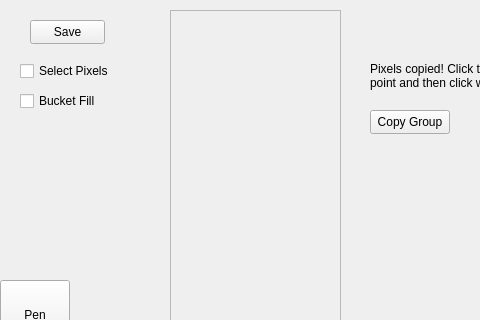
Old version of the form spriteeditor.ui in the repository 25hlarsen4/Sprite-Editor; both pictures show x 0 to 480 and y 0 to 320 of the 800 by 600 pixel window.
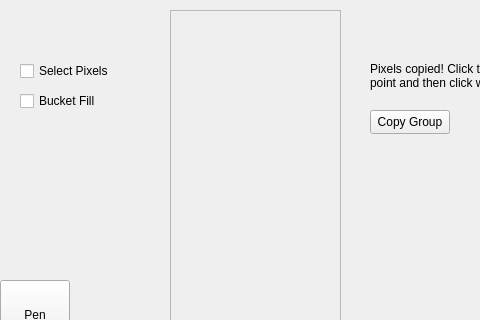
New version of the form. Custom widgets are drawn as their Qt base class.

Patch:
```diff
--- a/spriteeditor.ui
+++ b/spriteeditor.ui
@@ -174,19 +174,6 @@
      <bool>true</bool>
     </property>
    </widget>
-   <widget class="QPushButton" name="saveButton">
-    <property name="geometry">
-     <rect>
-      <x>30</x>
-      <y>20</y>
-      <width>75</width>
-      <height>24</height>
-     </rect>
-    </property>
-    <property name="text">
-     <string>Save</string>
-    </property>
-   </widget>
    <widget class="QCheckBox" name="bucketFillBox">
     <property name="geometry">
      <rect>
```
Left out of the diff: 3 changed lines with no effect on the pictures.
